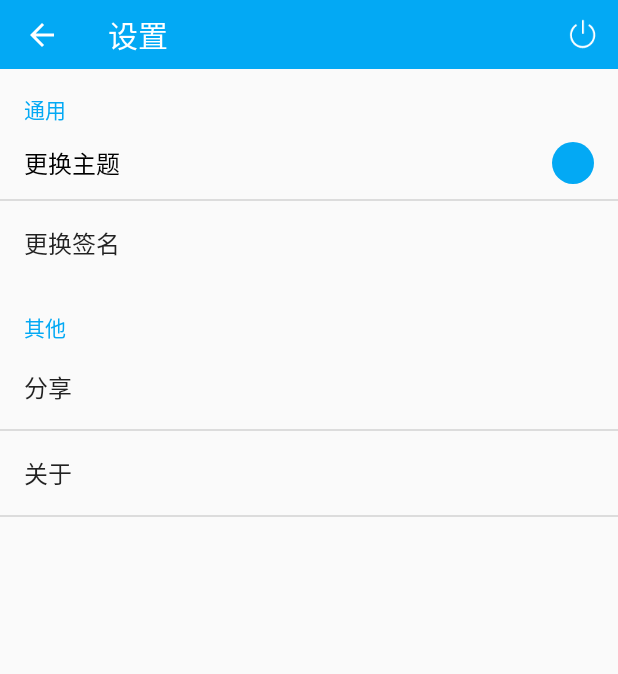
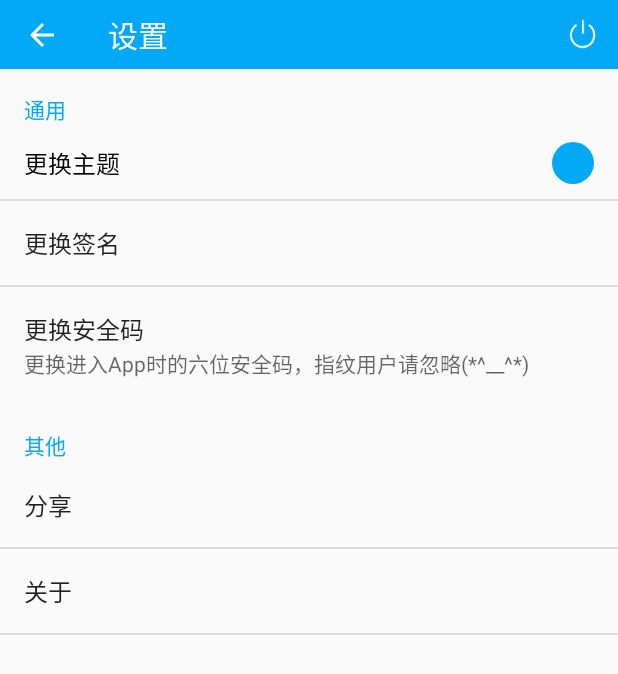
Before and after one commit to paradoxie/DizzyPassword, an Android app: the SettingActivity screen opened directly, with no data from a screen before it, on a phone screen of 412 x 824 dp. Shown: the top 674 px of the screen. Run offline under Robolectric (Android 15) with nearby library versions, the phone set to English and light mode, and no system bars; libraries missing offline, so code that uses them is left out: cn.bmob.v3, cn.pedant.

Commit message:
2017.12.1😀 0.0.8版本发布
-增加安全码修改功能(指纹用户可忽略)
-增加退出帐号操作(主要便于我测试2333)
-修复历史26bug(名字叫26bug，不是有26处)
-增加条目可单独复制的说明(补充说明)
-尝试性修复了部分随机bug(进入玄学模式emmmm...)

```diff
--- a/app/src/main/java/cf/paradoxie/dizzypassword/utils/RxBus.java
+++ b/app/src/main/java/cf/paradoxie/dizzypassword/utils/RxBus.java
@@ -9,7 +9,7 @@ import rx.subjects.Subject;
  * Created by xiehehe on 2017/10/29.
  */
 
-public class RxBus {
+public class RxBus{
     private static volatile RxBus mInstance;
     private final Subject bus;
 
@@ -45,7 +45,6 @@ public class RxBus {
      */
     public void post(Object object) {
         bus.onNext(object);
-
     }
 
     /**
--- a/app/src/main/res/xml/pref_settings.xml
+++ b/app/src/main/res/xml/pref_settings.xml
@@ -7,8 +7,17 @@
             android:key="theme_change"/>
         <PreferenceScreen
             android:key="id_change"
-            android:title="更换签名">
-        </PreferenceScreen>
+            android:title="更换签名"/>
+        <EditTextPreference
+            android:key="id_code"
+            android:title="更换安全码"
+            android:paddingLeft="5dp"
+            android:summary="更换进入App时的六位安全码，指纹用户请忽略(*^__^*)"
+            android:inputType="number"
+            android:gravity="center"
+            android:hint="请输入6位新的安全码"
+            android:maxLength="6">
+        </EditTextPreference>
 
     </PreferenceCategory>
 
```
Also changed, not shown: app/src/main/java/cf/paradoxie/dizzypassword/activity/MainActivity.java (+4 -3 lines), app/src/main/java/cf/paradoxie/dizzypassword/activity/SettingActivity.java (+22 -2 lines), app/src/main/res/layout/list_card_item.xml (+20 -1 lines).
